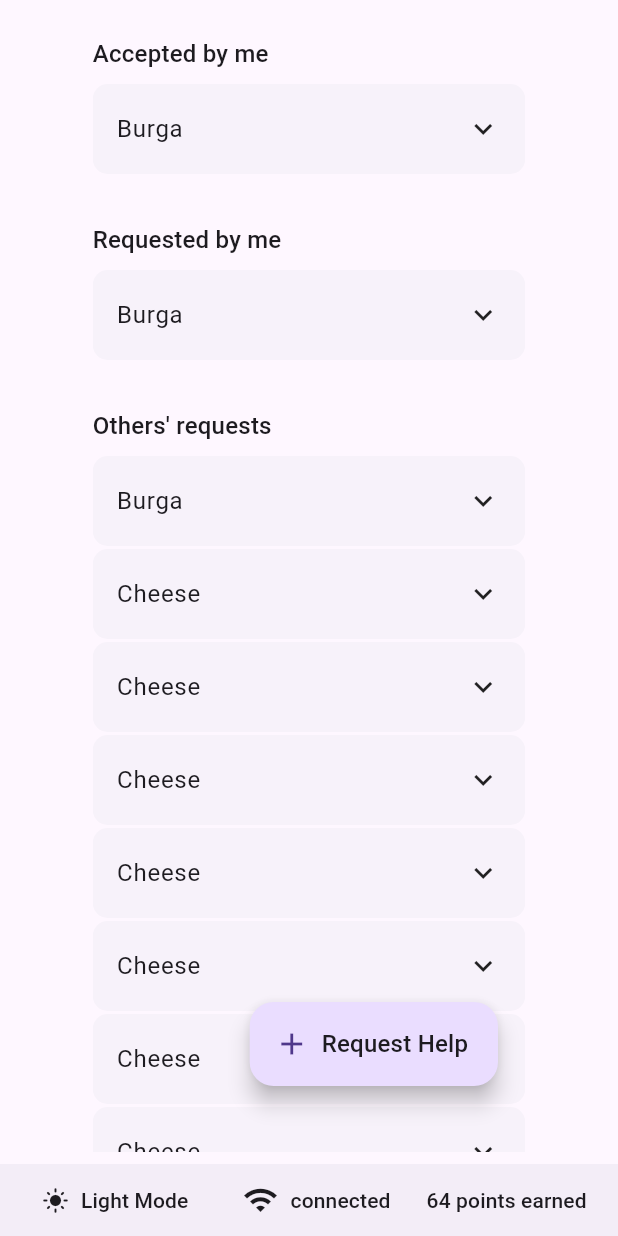
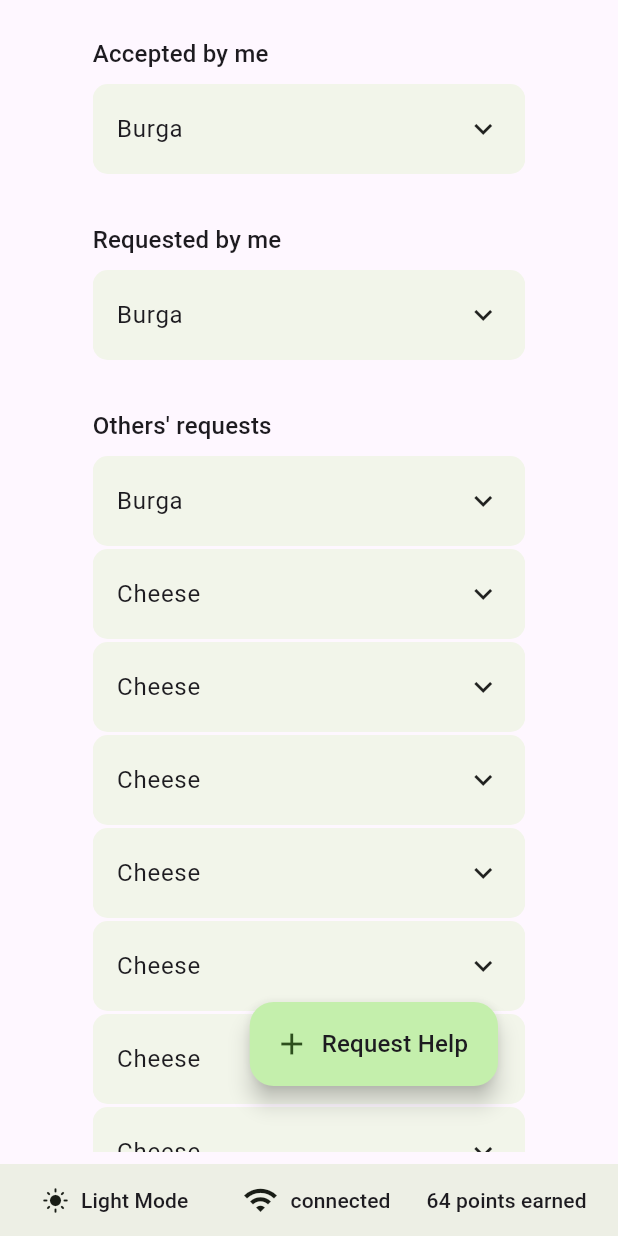
Before and after one commit to priyahegde01/ReachOut, a Flutter app: the screen it shows after launch, on a phone screen of 412 x 824 dp. Run offline on Flutter 3.47's test engine with Material 3 defaults, Android fonts, the phone set to English and light mode, and no system bars; our stand-ins replace go_router, material_ui.

Commit message:
Fixed theme color and added dark theme

```diff
--- a/Client/reachout_client/lib/main.dart
+++ b/Client/reachout_client/lib/main.dart
@@ -12,6 +12,11 @@ class MainApp extends StatelessWidget {
   Widget build(BuildContext context) {
     return MaterialApp.router(
       routerConfig: routes,
+      themeMode: .light,
+      theme: ThemeData.light().copyWith(
+        colorScheme: ColorScheme.fromSeed(seedColor: Color(0xFF38761D)),
+      ),
+      darkTheme: ThemeData.dark()
     );
   }
 }
```
